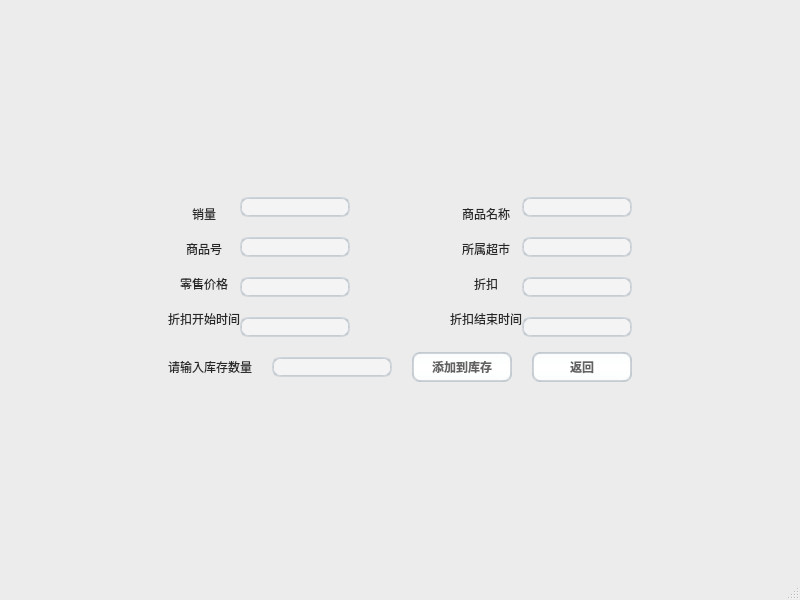
Above: mainCode/addproduct.ui from CarlosDJY/QtBasedGroupWork before the change. Below: the same form after it.
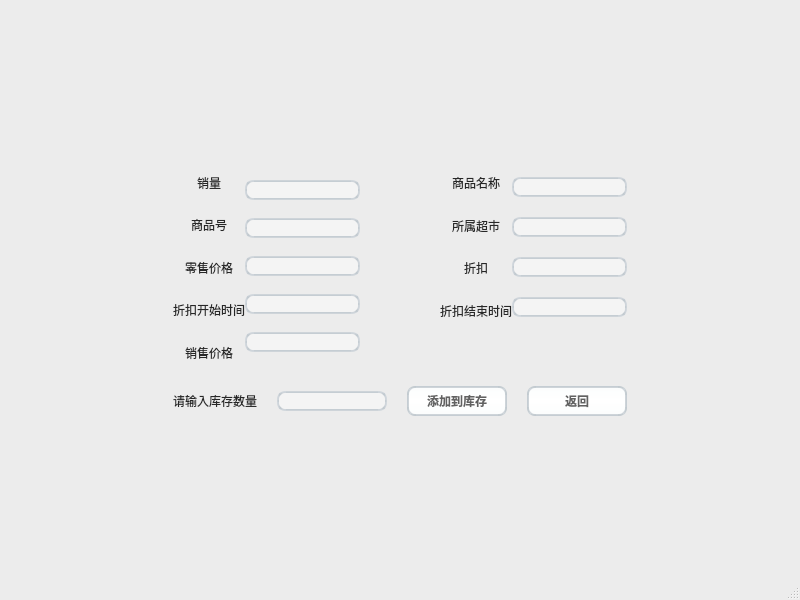
That is the form after the change. Icons and pictures are not drawn.

What changed in the file:
```diff
--- a/mainCode/addproduct.ui
+++ b/mainCode/addproduct.ui
@@ -496,12 +496,12 @@
       <item row="1" column="1">
        <layout class="QGridLayout" name="gridLayout">
         <property name="horizontalSpacing">
-         <number>20</number>
+         <number>10</number>
         </property>
         <property name="verticalSpacing">
-         <number>15</number>
+         <number>12</number>
         </property>
-        <item row="0" column="0">
+        <item row="0" column="0" rowspan="2">
          <layout class="QHBoxLayout" name="horizontalLayout_2">
           <item>
            <layout class="QVBoxLayout" name="verticalLayout_4">
@@ -557,13 +557,17 @@
               </property>
              </widget>
             </item>
+            <item>
+             <widget class="QLabel" name="label_10">
+              <property name="text">
+               <string>&lt;html&gt;&lt;head/&gt;&lt;body&gt;&lt;p align=&quot;center&quot;&gt;销售价格&lt;/p&gt;&lt;/body&gt;&lt;/html&gt;</string>
+              </property>
+             </widget>
+            </item>
            </layout>
           </item>
           <item>
            <layout class="QVBoxLayout" name="verticalLayout_3">
-            <property name="spacing">
-             <number>20</number>
-            </property>
             <item>
              <widget class="QLineEdit" name="Sale"/>
             </item>
@@ -576,6 +580,9 @@
             <item>
              <widget class="QLineEdit" name="StartTime"/>
             </item>
+            <item>
+             <widget class="QLineEdit" name="ProductID_2"/>
+            </item>
            </layout>
           </item>
          </layout>
@@ -671,6 +678,12 @@
             <property name="spacing">
              <number>20</number>
             </property>
+            <property name="topMargin">
+             <number>15</number>
+            </property>
+            <property name="bottomMargin">
+             <number>15</number>
+            </property>
             <item>
              <widget class="QLineEdit" name="ProductName"/>
             </item>
@@ -687,7 +700,20 @@
           </item>
          </layout>
         </item>
-        <item row="1" column="0" colspan="3">
+        <item row="1" column="2">
+         <spacer name="verticalSpacer_3">
+          <property name="orientation">
+           <enum>Qt::Vertical</enum>
+          </property>
+          <property name="sizeHint" stdset="0">
+           <size>
+            <width>20</width>
+            <height>30</height>
+           </size>
+          </property>
+         </spacer>
+        </item>
+        <item row="2" column="0" colspan="3">
          <layout class="QHBoxLayout" name="horizontalLayout_4">
           <property name="spacing">
            <number>20</number>
```
Left out of the diff: 52 changed lines with no effect on the pictures.
